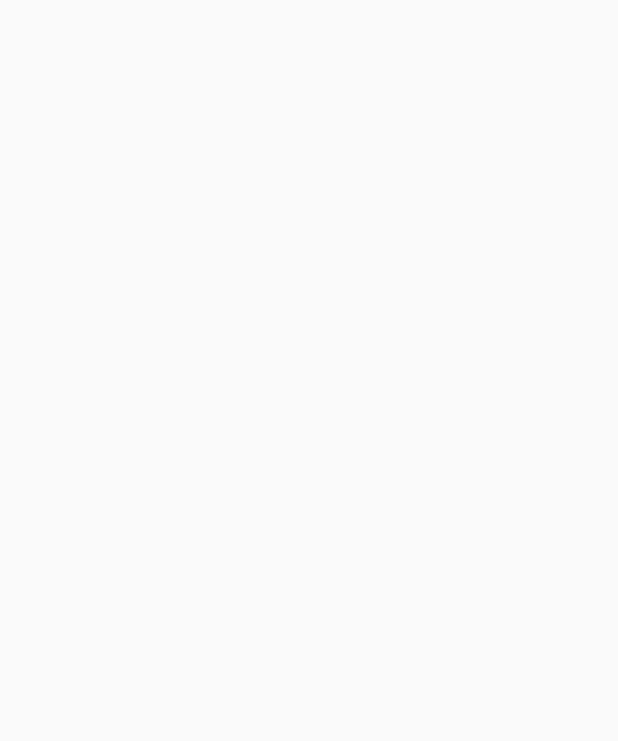
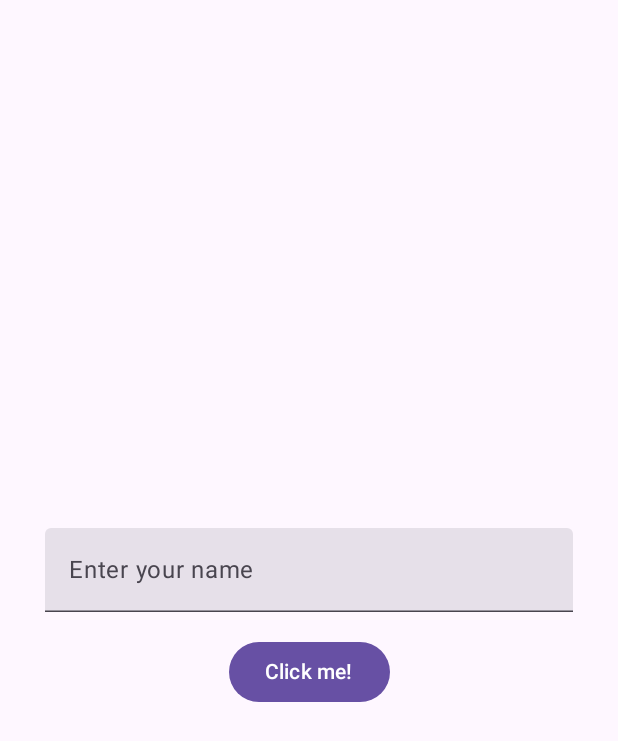
Before and after one commit to briangabini/Android-Jetpack-Compose, an Android app built with Jetpack Compose: the screen it shows after launch (MainActivity), on a phone screen of 412 x 824 dp. Before the commit the part shown is empty. Shown: the top 741 px of the screen. Run offline under Robolectric (Android 15) with nearby library versions, the phone set to English and light mode, and no system bars.

Commit message:
feat: complete lesson

```diff
--- a/app/src/main/java/com/bgcoding/androidjetpackcompose/MainActivity.kt
+++ b/app/src/main/java/com/bgcoding/androidjetpackcompose/MainActivity.kt
@@ -4,21 +4,75 @@ import android.os.Bundle
 import androidx.activity.ComponentActivity
 import androidx.activity.compose.setContent
 import androidx.activity.enableEdgeToEdge
+import androidx.compose.foundation.layout.Arrangement
+import androidx.compose.foundation.layout.Column
+import androidx.compose.foundation.layout.Spacer
 import androidx.compose.foundation.layout.fillMaxSize
+import androidx.compose.foundation.layout.fillMaxWidth
+import androidx.compose.foundation.layout.height
 import androidx.compose.foundation.layout.padding
+import androidx.compose.material3.Button
 import androidx.compose.material3.Scaffold
+import androidx.compose.material3.Snackbar
+import androidx.compose.material3.SnackbarHost
+import androidx.compose.material3.SnackbarHostState
 import androidx.compose.material3.Text
+import androidx.compose.material3.TextField
 import androidx.compose.runtime.Composable
+import androidx.compose.runtime.mutableStateOf
+import androidx.compose.runtime.*
+import androidx.compose.runtime.rememberCoroutineScope
+import androidx.compose.ui.Alignment
 import androidx.compose.ui.Modifier
 import androidx.compose.ui.tooling.preview.Preview
+import androidx.compose.ui.unit.dp
 import com.bgcoding.androidjetpackcompose.ui.theme.AndroidJetpackComposeTheme
+import kotlinx.coroutines.launch
 
 class MainActivity : ComponentActivity() {
     override fun onCreate(savedInstanceState: Bundle?) {
         super.onCreate(savedInstanceState)
-        enableEdgeToEdge()
+//        enableEdgeToEdge()
         setContent {
+            val snackbarHostState = remember { SnackbarHostState() }
+            var textFieldState by remember {
+                mutableStateOf("")
+            }
+            val scope = rememberCoroutineScope()
 
+            Scaffold(
+                modifier = Modifier.fillMaxSize(),
+                snackbarHost = { SnackbarHost(snackbarHostState) }
+            ) { paddingValues ->
+                Column(
+                    horizontalAlignment = Alignment.CenterHorizontally,
+                    verticalArrangement = Arrangement.Center,
+                    modifier = Modifier
+                        .fillMaxSize()
+                        .padding(paddingValues)
+                        .padding(horizontal = 30.dp)
+                ) {
+                    TextField(
+                        value = textFieldState,
+                        label = {
+                            Text("Enter your name")
+                        },
+                        onValueChange = {
+                            textFieldState = it
+                        },
+                        singleLine = true,
+                        modifier = Modifier.fillMaxWidth()
+                    )
+                    Spacer(modifier = Modifier.height(16.dp))
+                    Button(onClick = {
+                        scope.launch {
+                            snackbarHostState.showSnackbar("Hello $textFieldState")
+                        }
+                    }) {
+                        Text("Click me!")
+                    }
+                }
+            }
         }
     }
 }
```
